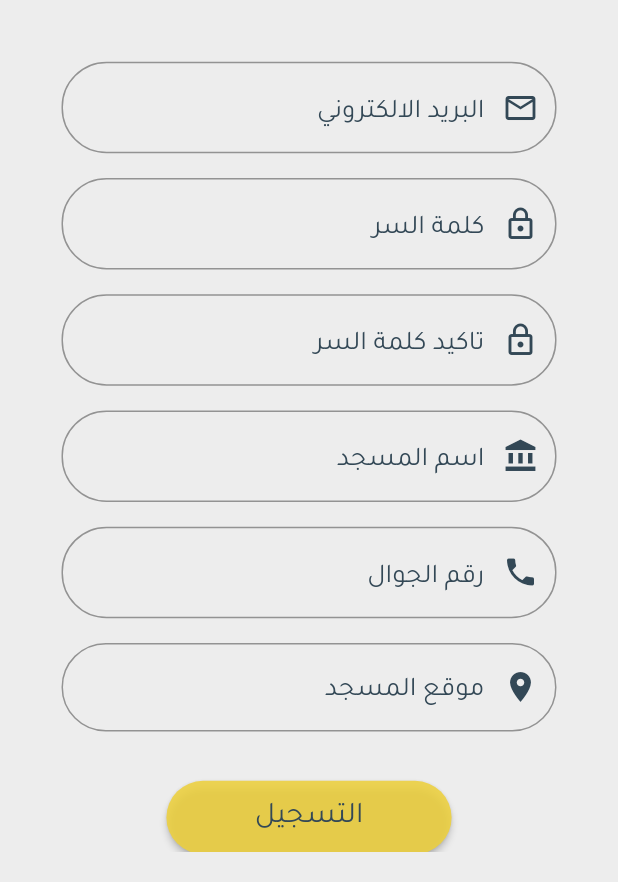
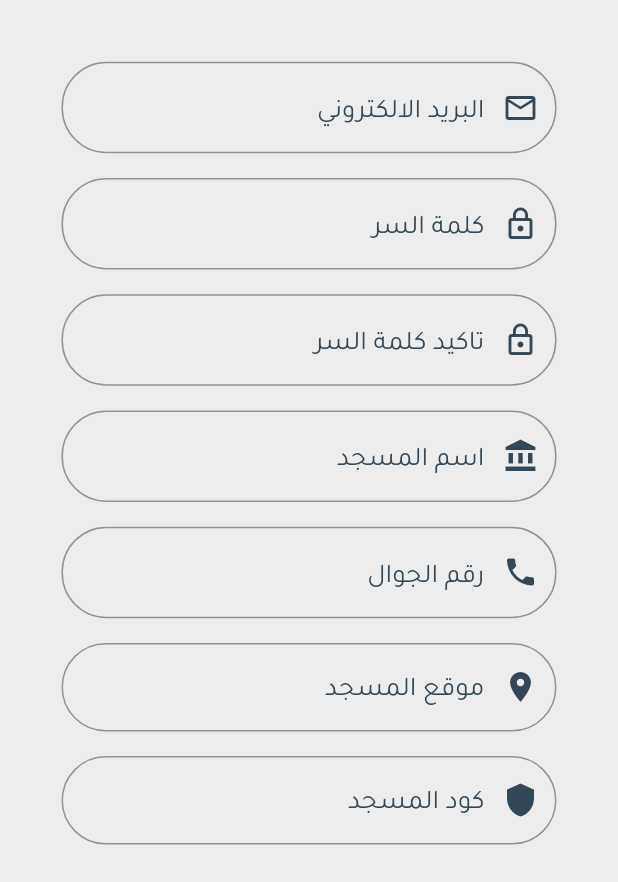
Before and after one commit to RawanAlmusfer/SWE444-imdad, a Flutter app: the screen it shows after launch, on a phone screen of 412 x 824 dp, the part 354-1236 px from its top. Run offline on Flutter 3.47's test engine with Material 2 defaults, Android fonts, the phone set to English and light mode, and no system bars; our stand-ins replace cloud_firestore, firebase_auth, firebase_core, flutter_screenutil, flutter_svg; accounts and stored records are empty.

Commit message:
Update signup.dart

```diff
--- a/swe444/lib/signup.dart
+++ b/swe444/lib/signup.dart
@@ -22,6 +22,7 @@ class _SignUpPageState extends State<SignUpPage> {
   TextEditingController mosqueName = TextEditingController();
   TextEditingController phoneNum = TextEditingController();
   TextEditingController mosqueLocation = TextEditingController();
+  TextEditingController mosqueCode = TextEditingController();
 
   static const kYellow = const Color(0xdeedd03c);
   String error = "";
@@ -445,6 +446,58 @@ class _SignUpPageState extends State<SignUpPage> {
                 SizedBox(
                   height: MediaQuery.of(context).size.height * 0.02,
                 ),
+                Container(
+                  width: 330,
+                  child: Directionality(
+                    textDirection: TextDirection.rtl,
+                    child: TextFormField(
+                      showCursor: true,
+                      cursorColor: const Color(0xdeedd03c),
+                      // style:
+                      //     TextStyle(fontSize: 18, color: const Color(0xff334856)),
+                      textAlign: TextAlign.right,
+                      controller: mosqueCode,
+                      decoration: InputDecoration(
+                        border: OutlineInputBorder(
+                          borderRadius: BorderRadius.circular(50),
+                        ),
+                        focusedBorder: OutlineInputBorder(
+                          // width: 0.0 produces a thin "hairline" border
+                          borderRadius: BorderRadius.circular(30),
+                          borderSide: BorderSide(
+                            color: const Color(0xdeedd03c),
+                          ),
+                        ),
+                        prefixIcon: Icon(
+                          Icons.shield,
+                          color: const Color(0xff334856),
+                        ),
+                        prefixStyle: TextStyle(
+                            fontSize: 18,
+                            color: const Color(0xff334856),
+                            fontFamily: 'Tajawal'),
+                        hoverColor: const Color(0xff334856),
+                        alignLabelWithHint: true,
+                        //border: OutlineInputBorder(),
+                        hintText: 'أدخل كود المسجد',
+                        labelText: 'كود المسجد',
+                        hintStyle: TextStyle(
+                            fontSize: 14,
+                            color: const Color(0xff334856),
+                            fontFamily: 'Tajawal'),
+                        labelStyle: TextStyle(
+                            fontSize: 18,
+                            color: const Color(0xff334856),
+                            fontFamily: 'Tajawal'),
+                      ),
+                      autocorrect: false,
+                      obscureText: false,
+                    ),
+                  ),
+                ),
+                SizedBox(
+                  height: MediaQuery.of(context).size.height * 0.02,
+                ),
 
                 Row(
                   mainAxisAlignment: MainAxisAlignment.spaceBetween,
```
